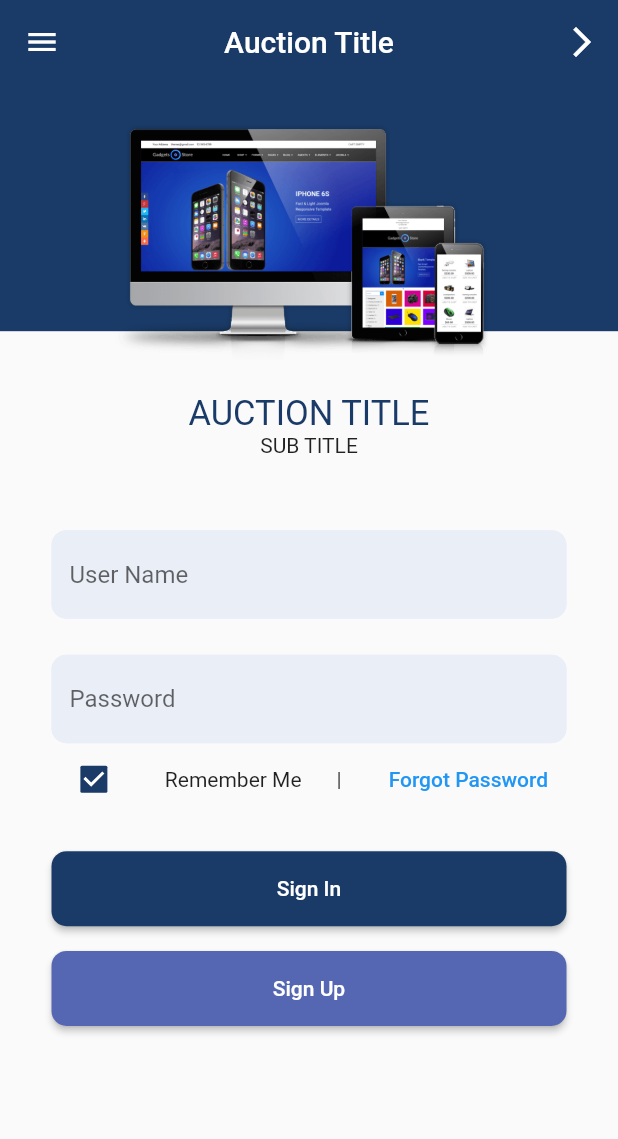
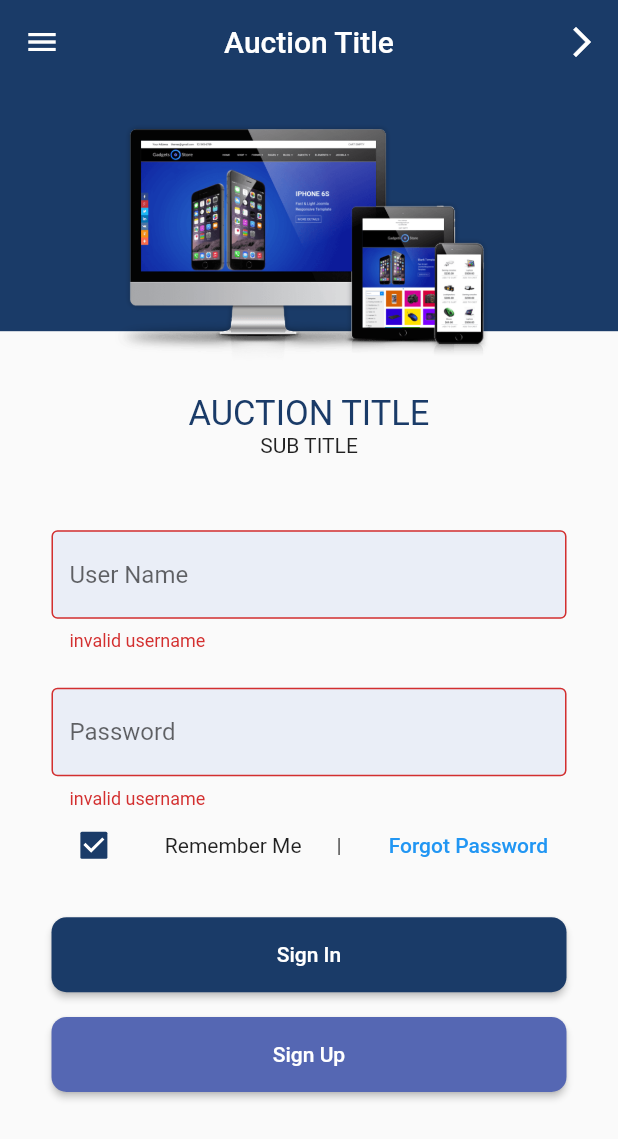
Before and after one commit to Hisham-reactz/flutter_best_practices, a Flutter app: the screen it shows after launch, after a tap on "Sign In", on a phone screen of 412 x 824 dp. Shown: the top 1139 px of the screen. Run offline on Flutter 3.47's test engine with Material 2 defaults, Android fonts, the phone set to English and light mode, and no system bars; our stand-ins replace bloc, equatable, flutter_bloc.

Commit message:
input_validation_fix

```diff
--- a/lib/login/bloc/login_bloc.dart
+++ b/lib/login/bloc/login_bloc.dart
@@ -74,6 +74,8 @@ class LoginBloc extends Bloc<LoginEvent, LoginState> {
       } on Exception catch (_) {
         yield state.copyWith(status: 'false');
       }
+    } else {
+      yield state.copyWith(status: 'validation_error');
     }
   }
 }
--- a/lib/login/view/widgets/login_button.dart
+++ b/lib/login/view/widgets/login_button.dart
@@ -26,7 +26,8 @@ class LoginButton extends StatelessWidget {
                   key: const Key('loginForm_continue_raisedButton'),
                   style: raisedButtonStyle(0),
                   child: const Text('Sign In'),
-                  onPressed: state.status == 'false'
+                  onPressed: ['validation_error', 'false']
+                          .contains(state.status)
                       ? () {
                           context.read<LoginBloc>().add(const LoginSubmitted());
                         }
--- a/lib/login/view/widgets/password_input.dart
+++ b/lib/login/view/widgets/password_input.dart
@@ -14,7 +14,9 @@ class PasswordInput extends StatelessWidget {
     });
     final _nodeText2 = FocusNode();
     return BlocBuilder<LoginBloc, LoginState>(
-      buildWhen: (previous, current) => previous.password != current.password,
+      buildWhen: (previous, current) =>
+          previous.password != current.password ||
+          current.status == 'validation_error',
       builder: (context, state) {
         return SizedBox(
             width: MediaQuery.of(context).size.width / 1.2,
@@ -34,9 +36,10 @@ class PasswordInput extends StatelessWidget {
               obscureText: true,
               keyboardAppearance: Brightness.dark,
               decoration: InputDecoration(
-                errorText: state.password.isEmpty && state.status == 'pending'
-                    ? 'invalid username'
-                    : null,
+                errorText:
+                    state.password.isEmpty && state.status == 'validation_error'
+                        ? 'invalid username'
+                        : null,
                 enabledBorder: const OutlineInputBorder(
                     borderSide: BorderSide(color: Color(0xFFEAEEF7)),
                     borderRadius: BorderRadius.all(Radius.circular(10.0))),
--- a/lib/login/view/widgets/username_input.dart
+++ b/lib/login/view/widgets/username_input.dart
@@ -13,7 +13,9 @@ class UsernameInput extends StatelessWidget {
     });
     final _nodeText1 = FocusNode();
     return BlocBuilder<LoginBloc, LoginState>(
-      buildWhen: (previous, current) => previous.username != current.username,
+      buildWhen: (previous, current) =>
+          previous.username != current.username ||
+          current.status == 'validation_error',
       builder: (context, state) {
         return SizedBox(
             width: MediaQuery.of(context).size.width / 1.2,
@@ -40,9 +42,10 @@ class UsernameInput extends StatelessWidget {
                     borderRadius: BorderRadius.all(Radius.circular(10.0))),
                 fillColor: const Color(0xFFEAEEF7),
                 filled: true,
-                errorText: state.username.isEmpty && state.status == 'pending'
-                    ? 'invalid username'
-                    : null,
+                errorText:
+                    state.username.isEmpty && state.status == 'validation_error'
+                        ? 'invalid username'
+                        : null,
               ),
             ));
       },
```
